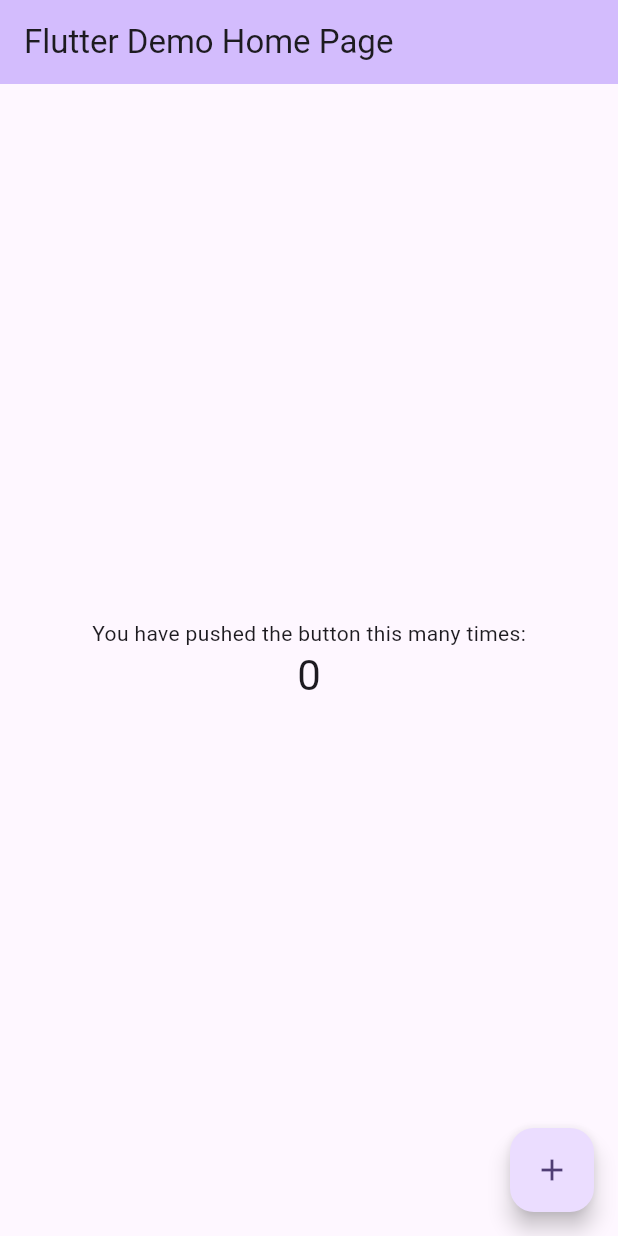
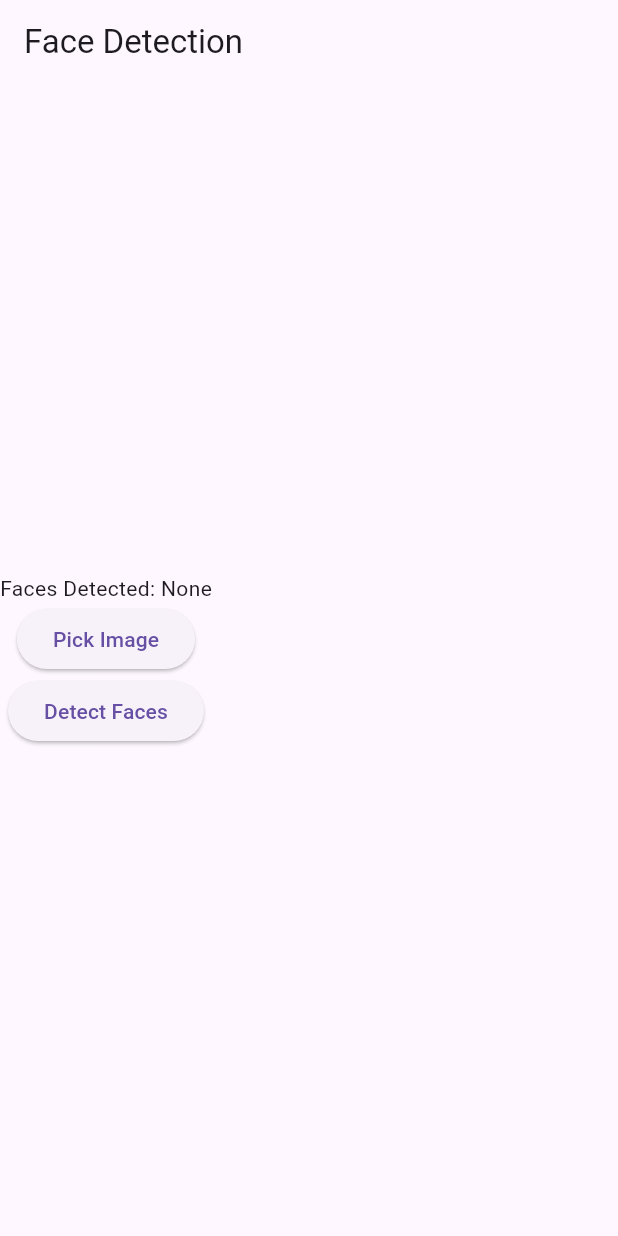
Before and after one commit to johnhcolani/Face-Detection-iOS, a Flutter app: the screen it shows after launch, on a phone screen of 412 x 824 dp. Run offline on Flutter 3.47's test engine with Material 3 defaults, Android fonts, the phone set to English and light mode, and no system bars; our stand-ins replace image_picker.

Commit message:
add Android face detection

```diff
--- a/lib/main.dart
+++ b/lib/main.dart
@@ -1,125 +1,74 @@
+import 'dart:io';
 import 'package:flutter/material.dart';
+import 'package:image_picker/image_picker.dart';
+import 'face_detector_manager.dart';
 
-void main() {
-  runApp(const MyApp());
-}
+void main() => runApp(FaceDetectionApp());
 
-class MyApp extends StatelessWidget {
-  const MyApp({super.key});
+class FaceDetectionApp extends StatelessWidget {
+  const FaceDetectionApp({super.key});
 
-  // This widget is the root of your application.
   @override
   Widget build(BuildContext context) {
     return MaterialApp(
-      title: 'Flutter Demo',
-      theme: ThemeData(
-        // This is the theme of your application.
-        //
-        // TRY THIS: Try running your application with "flutter run". You'll see
-        // the application has a purple toolbar. Then, without quitting the app,
-        // try changing the seedColor in the colorScheme below to Colors.green
-        // and then invoke "hot reload" (save your changes or press the "hot
-        // reload" button in a Flutter-supported IDE, or press "r" if you used
-        // the command line to start the app).
-        //
-        // Notice that the counter didn't reset back to zero; the application
-        // state is not lost during the reload. To reset the state, use hot
-        // restart instead.
-        //
-        // This works for code too, not just values: Most code changes can be
-        // tested with just a hot reload.
-        colorScheme: ColorScheme.fromSeed(seedColor: Colors.deepPurple),
-        useMaterial3: true,
-      ),
-      home: const MyHomePage(title: 'Flutter Demo Home Page'),
+      home: FaceDetectionScreen(),
     );
   }
 }
 
-class MyHomePage extends StatefulWidget {
-  const MyHomePage({super.key, required this.title});
-
-  // This widget is the home page of your application. It is stateful, meaning
-  // that it has a State object (defined below) that contains fields that affect
-  // how it looks.
-
-  // This class is the configuration for the state. It holds the values (in this
-  // case the title) provided by the parent (in this case the App widget) and
-  // used by the build method of the State. Fields in a Widget subclass are
-  // always marked "final".
-
-  final String title;
+class FaceDetectionScreen extends StatefulWidget {
+  const FaceDetectionScreen({super.key});
 
   @override
-  State<MyHomePage> createState() => _MyHomePageState();
+  _FaceDetectionScreenState createState() => _FaceDetectionScreenState();
 }
 
-class _MyHomePageState extends State<MyHomePage> {
-  int _counter = 0;
+class _FaceDetectionScreenState extends State<FaceDetectionScreen> {
+  File? _image;
+  final _picker = ImagePicker();
+  int? _faceCount;
 
-  void _incrementCounter() {
-    setState(() {
-      // This call to setState tells the Flutter framework that something has
-      // changed in this State, which causes it to rerun the build method below
-      // so that the display can reflect the updated values. If we changed
-      // _counter without calling setState(), then the build method would not be
-      // called again, and so nothing would appear to happen.
-      _counter++;
-    });
+  Future<void> _pickImage() async {
+    final pickedFile = await _picker.pickImage(source: ImageSource.gallery);
+    if (pickedFile != null) {
+      setState(() {
+        _image = File(pickedFile.path);
+      });
+    }
+  }
+
+  Future<void> _detectFaces() async {
+    if (_image == null) return;
+
+    try {
+      final faceCount = await FaceDetectionManager.detectFaceFromImage(_image!.path);
+      setState(() {
+        _faceCount = faceCount;
+      });
+    } catch (e) {
+      print('Error detecting faces: $e');
+    }
   }
 
   @override
   Widget build(BuildContext context) {
-    // This method is rerun every time setState is called, for instance as done
-    // by the _incrementCounter method above.
-    //
-    // The Flutter framework has been optimized to make rerunning build methods
-    // fast, so that you can just rebuild anything that needs updating rather
-    // than having to individually change instances of widgets.
     return Scaffold(
-      appBar: AppBar(
-        // TRY THIS: Try changing the color here to a specific color (to
-        // Colors.amber, perhaps?) and trigger a hot reload to see the AppBar
-        // change color while the other colors stay the same.
-        backgroundColor: Theme.of(context).colorScheme.inversePrimary,
-        // Here we take the value from the MyHomePage object that was created by
-        // the App.build method, and use it to set our appbar title.
-        title: Text(widget.title),
+      appBar: AppBar(title: Text('Face Detection')),
+      body: Column(
+        mainAxisAlignment: MainAxisAlignment.center,
+        children: [
+          if (_image != null) Image.file(_image!, height: 200),
+          Text('Faces Detected: ${_faceCount ?? 'None'}'),
+          ElevatedButton(
+            onPressed: _pickImage,
+            child: Text('Pick Image'),
+          ),
+          ElevatedButton(
+            onPressed: _detectFaces,
+            child: Text('Detect Faces'),
+          ),
+        ],
       ),
-      body: Center(
-        // Center is a layout widget. It takes a single child and positions it
-        // in the middle of the parent.
-        child: Column(
-          // Column is also a layout widget. It takes a list of children and
-          // arranges them vertically. By default, it sizes itself to fit its
-          // children horizontally, and tries to be as tall as its parent.
-          //
-          // Column has various properties to control how it sizes itself and
-          // how it positions its children. Here we use mainAxisAlignment to
-          // center the children vertically; the main axis here is the vertical
-          // axis because Columns are vertical (the cross axis would be
-          // horizontal).
-          //
-          // TRY THIS: Invoke "debug painting" (choose the "Toggle Debug Paint"
-          // action in the IDE, or press "p" in the console), to see the
-          // wireframe for each widget.
-          mainAxisAlignment: MainAxisAlignment.center,
-          children: <Widget>[
-            const Text(
-              'You have pushed the button this many times:',
-            ),
-            Text(
-              '$_counter',
-              style: Theme.of(context).textTheme.headlineMedium,
-            ),
-          ],
-        ),
-      ),
-      floatingActionButton: FloatingActionButton(
-        onPressed: _incrementCounter,
-        tooltip: 'Increment',
-        child: const Icon(Icons.add),
-      ), // This trailing comma makes auto-formatting nicer for build methods.
     );
   }
 }
--- a/pubspec.yaml
+++ b/pubspec.yaml
@@ -34,6 +34,7 @@ dependencies:
   # The following adds the Cupertino Icons font to your application.
   # Use with the CupertinoIcons class for iOS style icons.
   cupertino_icons: ^1.0.8
+  image_picker: ^1.1.2
 
 dev_dependencies:
   flutter_test:
```
Also changed, not shown: pubspec.lock, 9 other files.
